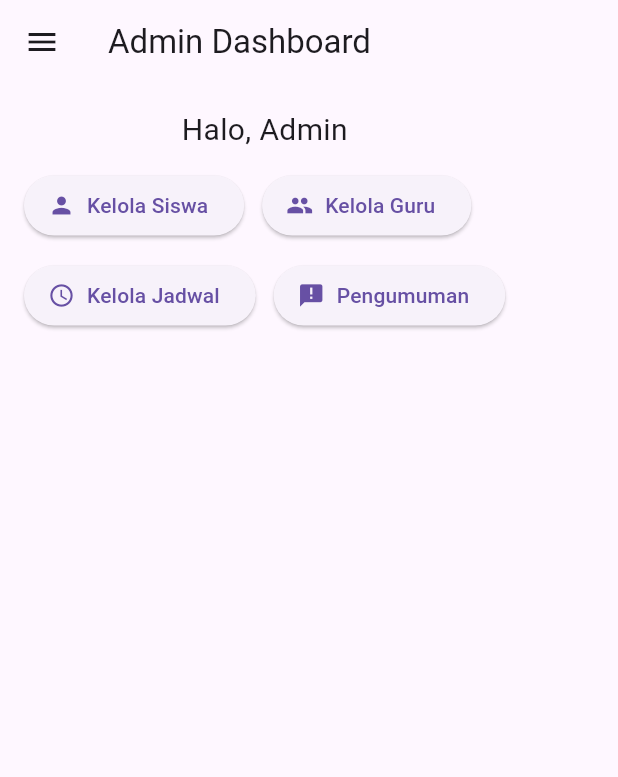
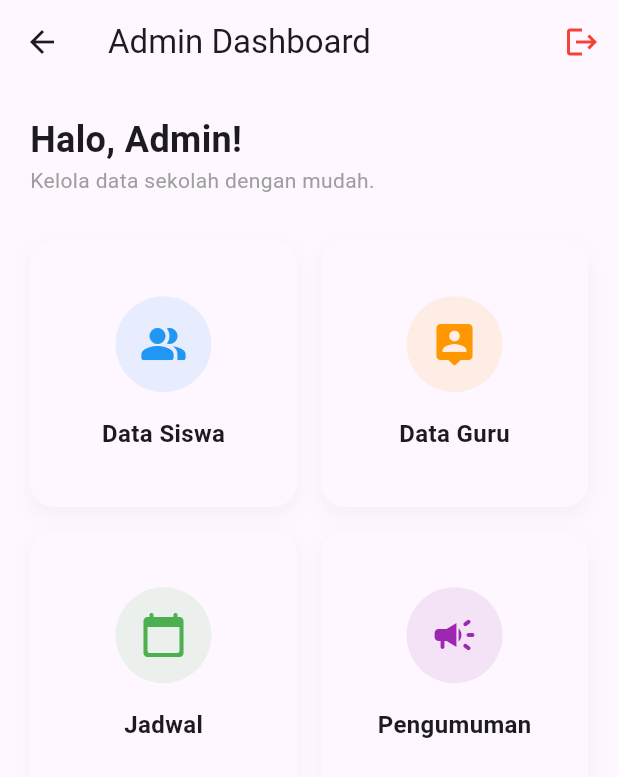
Before and after one commit to grizzyll/project_uas, a Flutter app: the AdminDashboard screen opened directly, on a phone screen of 412 x 824 dp. Shown: the top 777 px of the screen. Run offline on Flutter 3.47's test engine with Material 3 defaults, Android fonts, the phone set to English and light mode, and no system bars; our stand-ins replace google_fonts, printing, sqflite; accounts and stored records are empty.

```diff
--- a/lib/screens/admin/admin_dashboard.dart
+++ b/lib/screens/admin/admin_dashboard.dart
@@ -6,50 +6,106 @@ import 'siswa_crud.dart';
 import 'guru_crud.dart';
 import 'jadwal_crud.dart';
 import 'pengumuman_crud.dart';
+import 'package:flutter/material.dart';
 
 class AdminDashboard extends StatelessWidget {
   const AdminDashboard({super.key});
+
   @override
   Widget build(BuildContext context) {
-    final prov = Provider.of<AppProvider>(context);
     return Scaffold(
-      appBar: AppBar(title: const Text('Admin Dashboard')),
-      drawer: const AppDrawer(),
+      appBar: AppBar(
+        title: const Text("Admin Dashboard"),
+        actions: [
+          IconButton(icon: const Icon(Icons.logout, color: Colors.red), onPressed: () {}),
+        ],
+      ),
       body: Padding(
-        padding: const EdgeInsets.all(16.0),
+        padding: const EdgeInsets.all(20),
         child: Column(
+          crossAxisAlignment: CrossAxisAlignment.start,
           children: [
-            Text('Halo, ${prov.username ?? 'Admin'}', style: const TextStyle(fontSize: 20)),
-            const SizedBox(height: 12),
-            Wrap(
-              spacing: 12,
-              runSpacing: 12,
+            // Header Sapaan
+            const Text(
+              "Halo, Admin!",
+              style: TextStyle(fontSize: 24, fontWeight: FontWeight.bold),
+            ),
+            const Text("Kelola data sekolah dengan mudah.", style: TextStyle(color: Colors.grey)),
+            const SizedBox(height: 30),
+
+            // Grid Menu
+            Expanded(
+              child: GridView.count(
+                crossAxisCount: 2, // 2 kolom
+                crossAxisSpacing: 16,
+                mainAxisSpacing: 16,
                 children: [
-                ElevatedButton.icon(
-                  icon: const Icon(Icons.person),
-                  label: const Text('Kelola Siswa'),
-                  onPressed: () => Navigator.push(context, MaterialPageRoute(builder: (_) => const SiswaCrud())),
+                  _buildMenuCard(
+                    context,
+                    title: "Data Siswa",
+                    icon: Icons.people_alt_rounded,
+                    color: Colors.blue,
+                    onTap: () { /* Navigasi ke CRUD Siswa */ }
                   ),
-                ElevatedButton.icon(
-                  icon: const Icon(Icons.people),
-                  label: const Text('Kelola Guru'),
-                  onPressed: () => Navigator.push(context, MaterialPageRoute(builder: (_) => const GuruCrud())),
+                  _buildMenuCard(
+                    context,
+                    title: "Data Guru",
+                    icon: Icons.person_pin_rounded,
+                    color: Colors.orange,
+                    onTap: () { /* Navigasi ke CRUD Guru */ }
                   ),
-                ElevatedButton.icon(
-                  icon: const Icon(Icons.schedule),
-                  label: const Text('Kelola Jadwal'),
-                  onPressed: () => Navigator.push(context, MaterialPageRoute(builder: (_) => const JadwalCrud())),
+                  _buildMenuCard(
+                    context,
+                    title: "Jadwal",
+                    icon: Icons.calendar_today_rounded,
+                    color: Colors.green,
+                    onTap: () { /* Navigasi ke Jadwal */ }
                   ),
-                ElevatedButton.icon(
-                  icon: const Icon(Icons.announcement),
-                  label: const Text('Pengumuman'),
-                  onPressed: () => Navigator.push(context, MaterialPageRoute(builder: (_) => const PengumumanCrud())),
+                  _buildMenuCard(
+                    context,
+                    title: "Pengumuman",
+                    icon: Icons.campaign_rounded,
+                    color: Colors.purple,
+                    onTap: () { /* Navigasi ke Pengumuman */ }
                   ),
                 ],
+              ),
             ),
           ],
         ),
       ),
     );
   }
+
+  // Widget Helper untuk Card Menu yang Cantik
+  Widget _buildMenuCard(BuildContext context, {required String title, required IconData icon, required Color color, required VoidCallback onTap}) {
+    return InkWell(
+      onTap: onTap,
+      borderRadius: BorderRadius.circular(16),
+      child: Container(
+        decoration: BoxDecoration(
+          color: Theme.of(context).cardColor,
+          borderRadius: BorderRadius.circular(16),
+          boxShadow: [
+            BoxShadow(color: Colors.grey.withOpacity(0.1), blurRadius: 10, offset: const Offset(0, 5))
+          ],
+        ),
+        child: Column(
+          mainAxisAlignment: MainAxisAlignment.center,
+          children: [
+            Container(
+              padding: const EdgeInsets.all(16),
+              decoration: BoxDecoration(
+                color: color.withOpacity(0.1),
+                shape: BoxShape.circle,
+              ),
+              child: Icon(icon, size: 32, color: color),
+            ),
+            const SizedBox(height: 16),
+            Text(title, style: const TextStyle(fontWeight: FontWeight.bold, fontSize: 16)),
+          ],
+        ),
+      ),
+    );
   }
+}
```
Also changed, not shown: lib/screens/login_screen.dart (+67 -88 lines), lib/screens/welcome_screen.dart (added, +176 -0 lines), lib/utils/app_theme.dart (added, +94 -0 lines), pubspec.yaml (+8 -8 lines), pubspec.lock, 1 other file. Lines whose indentation alone changed are shown as unchanged.
